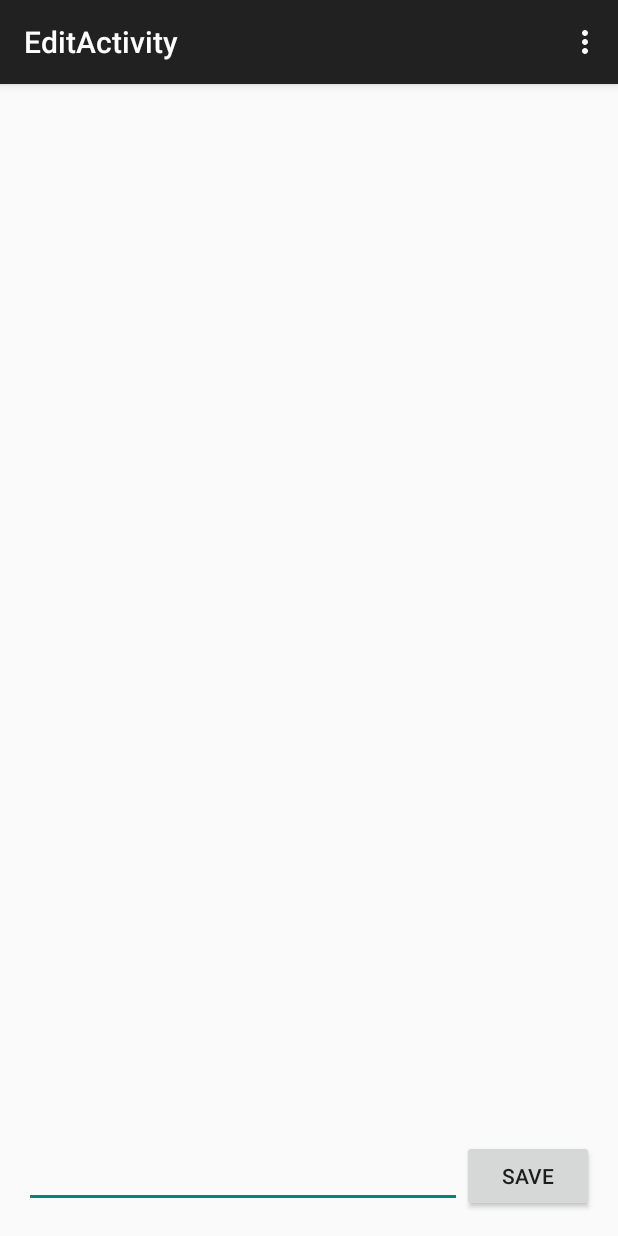
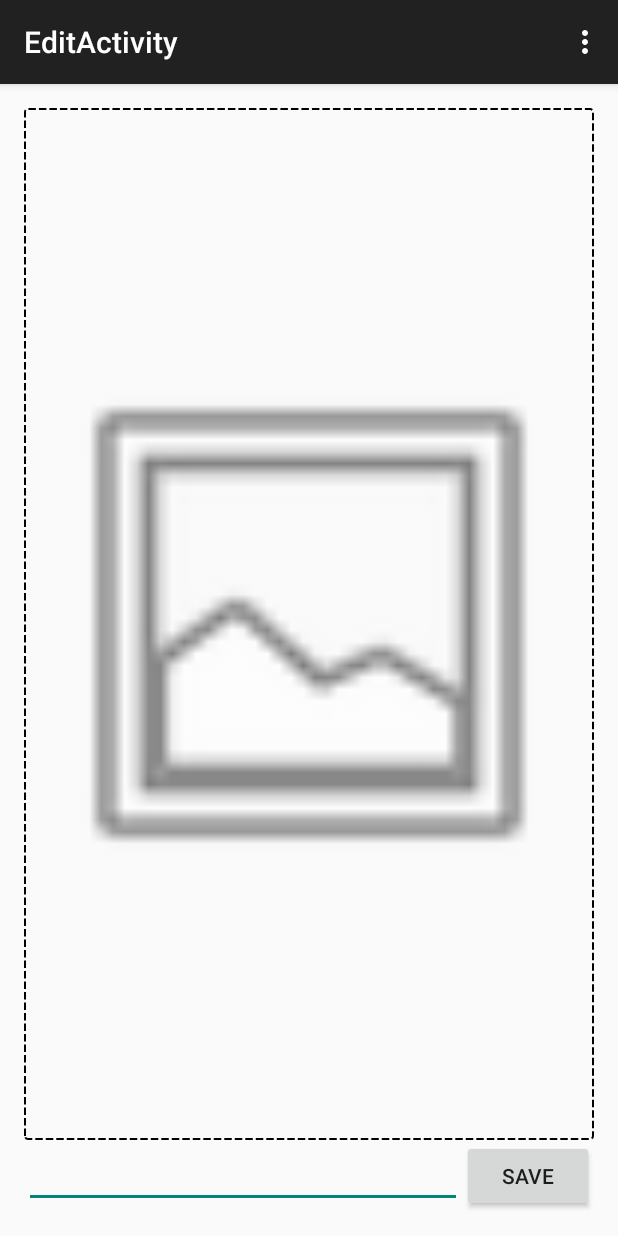
Before and after one commit to eldeveloper13/Photocabulary, an Android app: the EditActivity screen opened directly, with no data from a screen before it, on a phone screen of 412 x 824 dp. Run offline under Robolectric (Android 15) with nearby library versions, the phone set to English and light mode, and no system bars; our stand-ins replace ButterKnife.

Commit message:
Update Edit Activity UI

```diff
--- a/app/src/main/java/com/google/eldeveloper13/photocabulary/EditActivity.java
+++ b/app/src/main/java/com/google/eldeveloper13/photocabulary/EditActivity.java
@@ -1,16 +1,45 @@
 package com.google.eldeveloper13.photocabulary;
 
+import android.content.Context;
+import android.content.Intent;
 import android.support.v7.app.AppCompatActivity;
 import android.os.Bundle;
 import android.view.Menu;
 import android.view.MenuItem;
+import android.view.View;
+import android.widget.EditText;
+
+import com.google.eldeveloper13.photocabulary.database.DatabaseInterface;
+import com.google.eldeveloper13.photocabulary.factory.DatabaseFactory;
+
+import butterknife.Bind;
+import butterknife.ButterKnife;
+import butterknife.OnClick;
 
 public class EditActivity extends AppCompatActivity {
+
+    private static final String EXTRA_VOCAB_SET_ID = "EXTRA_VOCAB_SET_ID";
+
+    public static Intent startEditActivity(Context context, int vocabSetId) {
+        Intent intent = new Intent(context, EditActivity.class);
+        intent.putExtra(EXTRA_VOCAB_SET_ID, vocabSetId);
+        return intent;
+    }
+
+    @Bind(R.id.vocab_text)
+    EditText mVocabEditText;
+
+    int mVocabSetId;
+    DatabaseInterface mDatabaseInterface;
 
     @Override
     protected void onCreate(Bundle savedInstanceState) {
         super.onCreate(savedInstanceState);
+        mVocabSetId = getIntent().getIntExtra(EXTRA_VOCAB_SET_ID, -1);
         setContentView(R.layout.activity_edit);
+        ButterKnife.bind(this);
+
+        mDatabaseInterface = DatabaseFactory.makeDatabase(this);
     }
 
     @Override
@@ -34,4 +63,15 @@ public class EditActivity extends AppCompatActivity {
 
         return super.onOptionsItemSelected(item);
     }
+
+    @OnClick(R.id.save_button)
+    public void onSaveButtonClicked(View view) {
+        saveVocab();
+    }
+
+    private void saveVocab() {
+        mDatabaseInterface.addVocab(mVocabEditText.getText().toString().trim(), null, mVocabSetId);
+        setResult(RESULT_OK);
+        finish();
+    }
 }
--- a/app/src/main/java/com/google/eldeveloper13/photocabulary/MainActivity.java
+++ b/app/src/main/java/com/google/eldeveloper13/photocabulary/MainActivity.java
@@ -105,12 +105,13 @@ public class MainActivity extends AppCompatActivity {
         AdapterView.AdapterContextMenuInfo info = (AdapterView.AdapterContextMenuInfo) item.getMenuInfo();
         int menuItemIndex = item.getItemId();
         String title =  getItemTitleForPosition(info.position);
+        int id = getItemIdForPosition(info.position);
         switch (menuItemIndex) {
             case MENU_RENAME_INDEX:
                 Toast.makeText(this, "Rename item " + title, Toast.LENGTH_SHORT).show();
                 break;
             case MENU_DELETE_INDEX:
-                mDatabaseInterface.deleteVocabSet(title);
+                mDatabaseInterface.deleteVocabSet(id);
                 updateListView();
                 break;
         }
--- a/app/src/main/java/com/google/eldeveloper13/photocabulary/adaptors/VocabListAdapter.java
+++ b/app/src/main/java/com/google/eldeveloper13/photocabulary/adaptors/VocabListAdapter.java
@@ -44,6 +44,12 @@ public class VocabListAdapter extends RecyclerView.Adapter<VocabListAdapter.Voca
         holder.mTextView.setText(mList.get(position).getTitle());
     }
 
+    public void updateList(List<Vocab> list) {
+        mList.clear();
+        mList.addAll(list);
+        notifyDataSetChanged();
+    }
+
     public static class VocabListViewHolder extends RecyclerView.ViewHolder {
 
         @Bind(R.id.textView)
--- a/app/src/main/java/com/google/eldeveloper13/photocabulary/database/DatabaseInterface.java
+++ b/app/src/main/java/com/google/eldeveloper13/photocabulary/database/DatabaseInterface.java
@@ -8,6 +8,7 @@ public interface DatabaseInterface {
     Cursor getVocabSetCursor();
     long addVocabSet(String title);
     int deleteVocabSet(String title);
+    int deleteVocabSet(int setId);
 
     Cursor getVocabListCursor(int vocabSetId);
     long addVocab(String vocab, Bitmap image, int vocabSetId);
--- /dev/null
+++ b/app/src/main/res/drawable/image_border.xml
@@ -0,0 +1,11 @@
+<?xml version="1.0" encoding="utf-8"?>
+<shape xmlns:android="http://schemas.android.com/apk/res/android"
+    android:shape="rectangle">
+    <corners android:radius="2dp"/>
+    <solid android:color="@android:color/transparent" />
+    <stroke
+        android:color="@android:color/black"
+        android:width="1dp"
+        android:dashWidth="5dp"
+        android:dashGap="2dp" />
+</shape>
--- a/app/src/main/res/layout/activity_edit.xml
+++ b/app/src/main/res/layout/activity_edit.xml
@@ -11,8 +11,10 @@
 
     <ImageView
         android:layout_width="match_parent"
-        android:layout_height="match_parent"
-        android:layout_weight="1" />
+        android:layout_height="0dp"
+        android:background="@drawable/image_border"
+        android:layout_weight="1"
+        android:src="@android:drawable/ic_menu_gallery"/>
 
 
     <LinearLayout
```
Also changed, not shown: app/src/main/java/com/google/eldeveloper13/photocabulary/VocabularyListActivity.java (+29 -6 lines), app/src/main/java/com/google/eldeveloper13/photocabulary/database/DatabaseImpl.java (+7 -1 lines), app/src/main/res/menu/menu_vocabulary_list.xml (+4 -3 lines).
